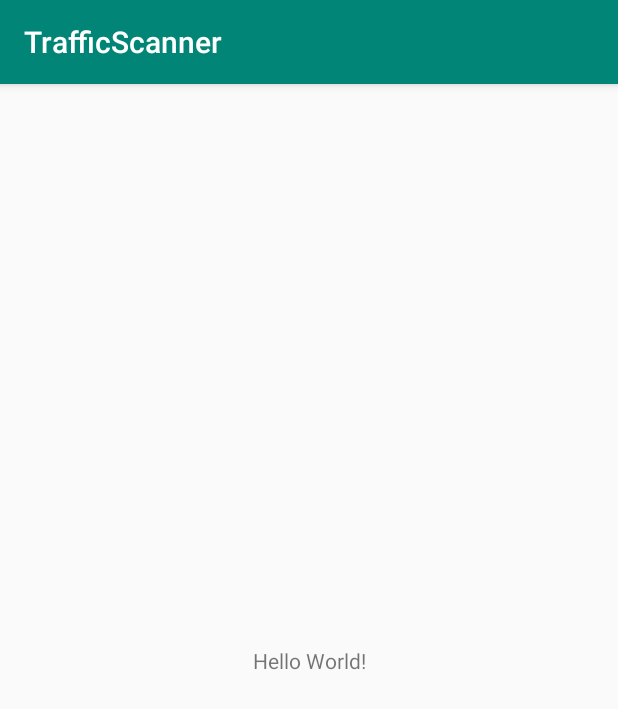
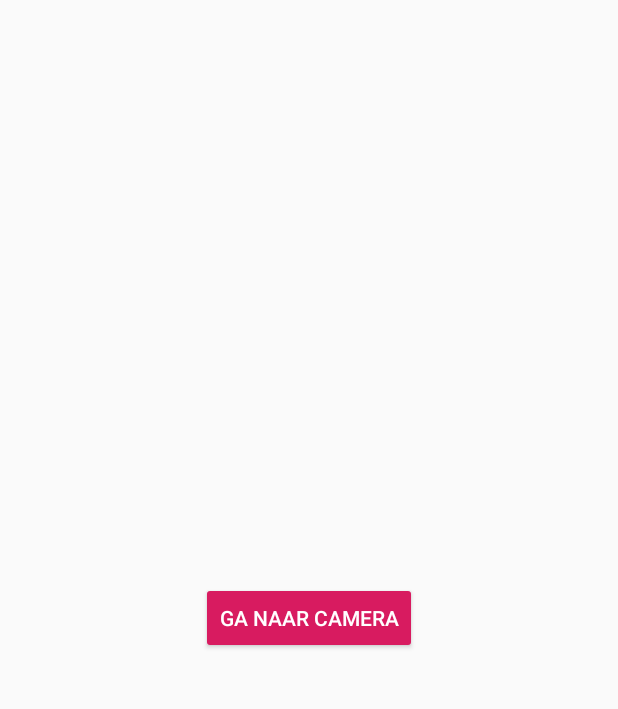
Before and after one commit to movieminer/TrafficScanner, an Android app: the screen it shows after launch (MainActivity), on a phone screen of 412 x 824 dp. Shown: the top 709 px of the screen. Run offline under Robolectric (Android 15) with nearby library versions, the phone set to English and light mode, and no system bars.

Commit message:
Fixed APK

```diff
--- a/app/src/main/java/com/example/trafficscanner/MainActivity.java
+++ b/app/src/main/java/com/example/trafficscanner/MainActivity.java
@@ -1,14 +1,38 @@
 package com.example.trafficscanner;
 
+import android.content.Intent;
 import android.support.v7.app.AppCompatActivity;
 import android.os.Bundle;
+import android.view.View;
+import android.view.Window;
+import android.view.WindowManager;
+import android.widget.Button;
+import android.widget.Toast;
+
+import org.opencv.android.OpenCVLoader;
 
 public class MainActivity extends AppCompatActivity {
 
     @Override
     protected void onCreate(Bundle savedInstanceState) {
         super.onCreate(savedInstanceState);
+        getWindow().setFlags(WindowManager.LayoutParams.FLAG_FULLSCREEN, WindowManager.LayoutParams.FLAG_FULLSCREEN);
+        this.requestWindowFeature(Window.FEATURE_NO_TITLE);
         setContentView(R.layout.activity_main);
 
+        Button main_button = findViewById(R.id.main_button);
+
+        main_button.setOnClickListener(new View.OnClickListener() {
+            @Override
+            public void onClick(View v) {
+                openCamera();
+            }
+        });
+
+    }
+
+    public void openCamera() {
+        Intent intent = new Intent(this, CameraActivity.class);
+        startActivity(intent);
     }
 }
--- a/app/src/main/res/layout/activity_main.xml
+++ b/app/src/main/res/layout/activity_main.xml
@@ -6,13 +6,14 @@
     android:layout_height="match_parent"
     tools:context=".MainActivity">
 
-    <TextView
+    <Button
+        android:id="@+id/main_button"
+        style="@style/Widget.AppCompat.Button.Colored"
         android:layout_width="wrap_content"
         android:layout_height="wrap_content"
-        android:text="Hello World!"
+        android:text="@string/main_button"
         app:layout_constraintBottom_toBottomOf="parent"
-        app:layout_constraintLeft_toLeftOf="parent"
-        app:layout_constraintRight_toRightOf="parent"
+        app:layout_constraintEnd_toEndOf="parent"
+        app:layout_constraintStart_toStartOf="parent"
         app:layout_constraintTop_toTopOf="parent" />
-
 </android.support.constraint.ConstraintLayout>
--- a/app/src/main/res/values/strings.xml
+++ b/app/src/main/res/values/strings.xml
@@ -1,3 +1,5 @@
 <resources>
     <string name="app_name">TrafficScanner</string>
+    <string name="main_button">Ga naar camera</string>
+    <string name="picture">Take a picture</string>
 </resources>
--- a/app/src/main/res/values/styles.xml
+++ b/app/src/main/res/values/styles.xml
@@ -1,7 +1,7 @@
 <resources>
 
     <!-- Base application theme. -->
-    <style name="AppTheme" parent="Theme.AppCompat.Light.DarkActionBar">
+    <style name="AppTheme" parent="Theme.AppCompat.Light.NoActionBar">
         <!-- Customize your theme here. -->
         <item name="colorPrimary">@color/colorPrimary</item>
         <item name="colorPrimaryDark">@color/colorPrimaryDark</item>
```
Also changed, not shown: app/src/main/AndroidManifest.xml (+6 -2 lines), app/src/main/java/com/example/trafficscanner/CameraActivity.java (added, +203 -0 lines), app/src/main/res/layout/activity_camera.xml (added, +13 -0 lines), 3 other files.
